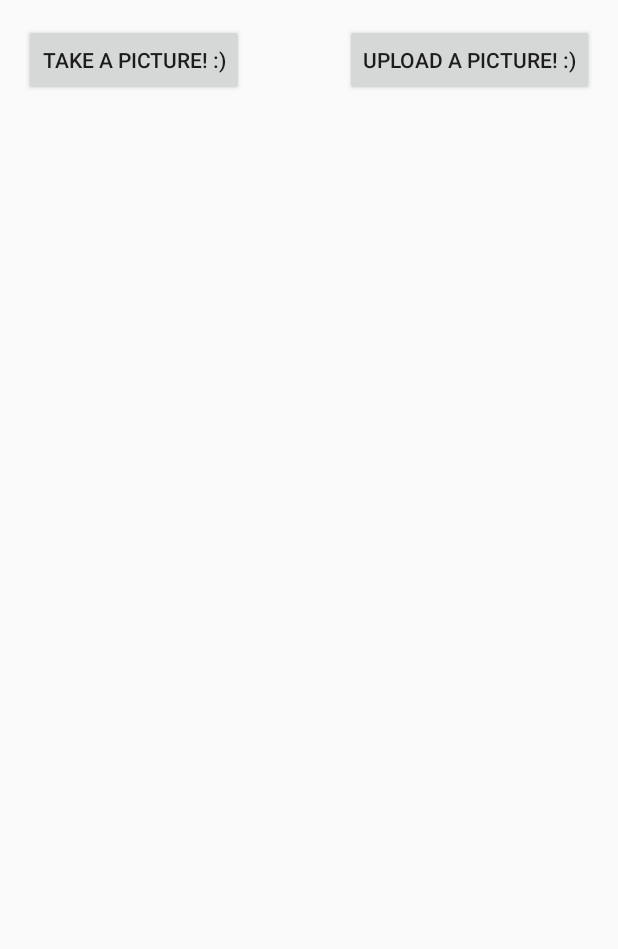
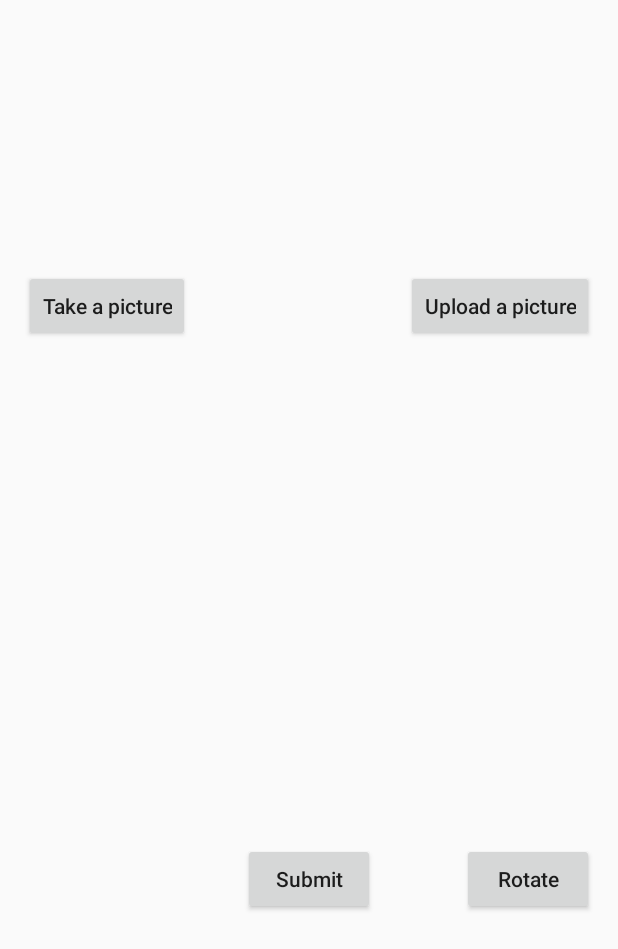
Before and after one commit to annikatsai/Travel-Portfolio-App, an Android app: the CameraActivity screen opened directly, with no data from a screen before it, on a phone screen of 412 x 824 dp. Shown: the top 949 px of the screen. Run offline under Robolectric (Android 15) with nearby library versions, the light colour scheme and no system bars.

Commit message:
Can rotate image manually

```diff
--- a/app/src/main/java/annikatsai/portfolioapp/CameraActivity.java
+++ b/app/src/main/java/annikatsai/portfolioapp/CameraActivity.java
@@ -26,6 +26,9 @@ public class CameraActivity extends AppCompatActivity {
 
     public final static int PICK_PHOTO_CODE = 1046;
 
+    Bitmap manualRotateBm = null;
+    int rotationAngle = 90;
+
     @Override
     protected void onCreate(Bundle savedInstanceState) {
         super.onCreate(savedInstanceState);
@@ -38,6 +41,20 @@ public class CameraActivity extends AppCompatActivity {
 
     public void onUploadClick(View view) {
         onPickPhoto(view);
+    }
+
+    public void onRotateClick(View view){
+        Matrix matrix = new Matrix();
+        matrix.postRotate(rotationAngle);
+        rotationAngle = rotationAngle + 90;
+        Bitmap bm = Bitmap.createBitmap(manualRotateBm, 0, 0, manualRotateBm.getWidth(), manualRotateBm.getHeight(), matrix, true);
+        // Load the taken image into a preview
+        ImageView ivPreview = (ImageView) findViewById(R.id.ivPreview);
+        ivPreview.setImageBitmap(bm);
+    }
+
+    public void onSubmitClick(View view){
+
     }
 
     public void onLaunchCamera(View view) {
@@ -73,6 +90,9 @@ public class CameraActivity extends AppCompatActivity {
                 // by this point we have the camera photo on disk
                 //Bitmap takenImage = BitmapFactory.decodeFile(takenPhotoUri.getPath());
                 Bitmap rotatedImg = rotateBitmapOrientation(takenPhotoUri);
+
+                manualRotateBm = rotatedImg;
+
                 // Load the taken image into a preview
                 ImageView ivPreview = (ImageView) findViewById(R.id.ivPreview);
                 ivPreview.setImageBitmap(rotatedImg);//takenImage);
@@ -91,6 +111,9 @@ public class CameraActivity extends AppCompatActivity {
                 } catch (IOException e) {
                     e.printStackTrace();
                 }
+
+                manualRotateBm = selectedImage;
+
                 // Load the selected image into a preview
                 ImageView ivPreview = (ImageView) findViewById(R.id.ivPreview);
                 ivPreview.setImageBitmap(selectedImage);
--- a/app/src/main/java/annikatsai/portfolioapp/LoginActivity.java
+++ b/app/src/main/java/annikatsai/portfolioapp/LoginActivity.java
@@ -51,10 +51,12 @@ public class LoginActivity extends AppCompatActivity {
                 FirebaseUser user = firebaseAuth.getCurrentUser();
                 if (user != null) {
                     // User is signed in
+                    Toast.makeText(LoginActivity.this, "User not null", Toast.LENGTH_SHORT).show();
                     Log.d(TAG, "onAuthStateChanged:signed_in:" + user.getUid());
                 } else {
                     // User is signed out
                     Log.d(TAG, "onAuthStateChanged:signed_out");
+                    Toast.makeText(LoginActivity.this, "User null", Toast.LENGTH_SHORT).show();
                 }
                 // ...
             }
--- a/app/src/main/res/layout/activity_camera.xml
+++ b/app/src/main/res/layout/activity_camera.xml
@@ -10,30 +10,55 @@
     tools:context="annikatsai.portfolioapp.CameraActivity">
 
     <ImageView
+        android:id="@+id/ivPreview"
         android:layout_width="match_parent"
         android:layout_height="300dp"
-        android:id="@+id/ivPreview"
-        android:layout_centerVertical="true"
-        android:layout_centerHorizontal="true" />
+        android:layout_centerHorizontal="true"
+        android:layout_centerVertical="true" />
 
     <Button
+        android:id="@+id/btnTake"
         android:layout_width="wrap_content"
         android:layout_height="wrap_content"
+        android:layout_above="@+id/ivPreview"
+        android:layout_alignParentLeft="true"
+        android:layout_alignParentStart="true"
+        android:layout_marginBottom="34dp"
+        android:onClick="onTakeClick"
         android:text="@string/take_a_picture"
-        android:id="@+id/btnTake"
-        android:onClick="onTakeClick"
-        android:layout_alignParentTop="true"
-        android:layout_alignParentLeft="true"
-        android:layout_alignParentStart="true" />
+        android:textAllCaps="false" />
 
     <Button
+        android:id="@+id/btnUpload"
         android:layout_width="wrap_content"
         android:layout_height="wrap_content"
+        android:layout_alignBaseline="@+id/btnTake"
+        android:layout_alignBottom="@+id/btnTake"
+        android:layout_alignEnd="@+id/ivPreview"
+        android:layout_alignRight="@+id/ivPreview"
+        android:onClick="onUploadClick"
         android:text="@string/upload_a_picture"
-        android:id="@+id/btnUpload"
-        android:onClick="onUploadClick"
-        android:layout_alignTop="@+id/btnTake"
+        android:textAllCaps="false" />
+
+    <Button
+        android:id="@+id/btnRotate"
+        android:layout_width="wrap_content"
+        android:layout_height="wrap_content"
+        android:onClick="onRotateClick"
+        android:text="@string/rotate"
+        android:textAllCaps="false"
+        android:layout_below="@+id/ivPreview"
         android:layout_alignRight="@+id/ivPreview"
         android:layout_alignEnd="@+id/ivPreview" />
 
+    <Button
+        android:id="@+id/btnSubmit"
+        android:layout_width="wrap_content"
+        android:layout_height="wrap_content"
+        android:onClick="onSubmitClick"
+        android:text="@string/submit"
+        android:textAllCaps="false"
+        android:layout_below="@+id/ivPreview"
+        android:layout_centerHorizontal="true" />
+
 </RelativeLayout>
--- a/app/src/main/res/values/strings.xml
+++ b/app/src/main/res/values/strings.xml
@@ -13,8 +13,8 @@
     <string name="profile">Profile</string>
     <string name="title_activity_maps">Map</string>
     <string name="launchMap">Launch Map</string>
-    <string name="take_a_picture">Take a picture! :)</string>
-    <string name="upload_a_picture">Upload a picture! :)</string>
+    <string name="take_a_picture">Take a picture</string>
+    <string name="upload_a_picture">Upload a picture</string>
     <string name="post">Post</string>
     <string name="add_a_picture">Add a picture</string>
     <string name="typeLocationHint">Type in your Location</string>
@@ -22,4 +22,6 @@
     <string name="email">Email</string>
     <string name="numberOfPosts">Number of Posts</string>
     <string name="launchMapPrompt">Click below to see where you have been!</string>
+    <string name="rotate">Rotate</string>
+    <string name="submit">Submit</string>
 </resources>
```
